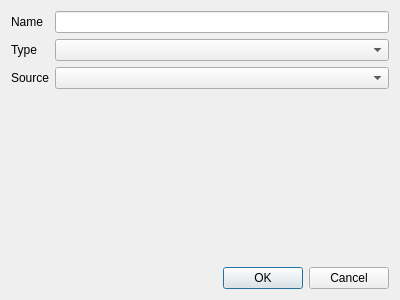
The window that src/widgets/newprojectdialog.ui (KDE/zanshin) describes before a commit, drawn with Qt 5.
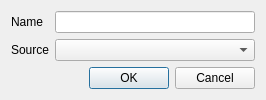
The same window after the commit.

```diff
--- a/src/widgets/newprojectdialog.ui
+++ b/src/widgets/newprojectdialog.ui
@@ -14,6 +14,9 @@
    <string>Add a project</string>
   </property>
   <layout class="QVBoxLayout" name="verticalLayout">
+   <property name="sizeConstraint">
+    <enum>QLayout::SetFixedSize</enum>
+   </property>
    <item>
     <layout class="QFormLayout" name="formLayout">
      <item row="0" column="0">
@@ -34,23 +37,13 @@
       </widget>
      </item>
      <item row="1" column="0">
-      <widget class="QLabel" name="typeLabel">
-       <property name="text">
-        <string>Type</string>
-       </property>
-      </widget>
-     </item>
-     <item row="1" column="1">
-      <widget class="QComboBox" name="typeCombo"/>
-     </item>
-     <item row="2" column="0">
       <widget class="QLabel" name="sourceLabel">
        <property name="text">
         <string>Source</string>
        </property>
       </widget>
      </item>
-     <item row="2" column="1">
+     <item row="1" column="1">
       <widget class="QComboBox" name="sourceCombo"/>
      </item>
     </layout>
```
